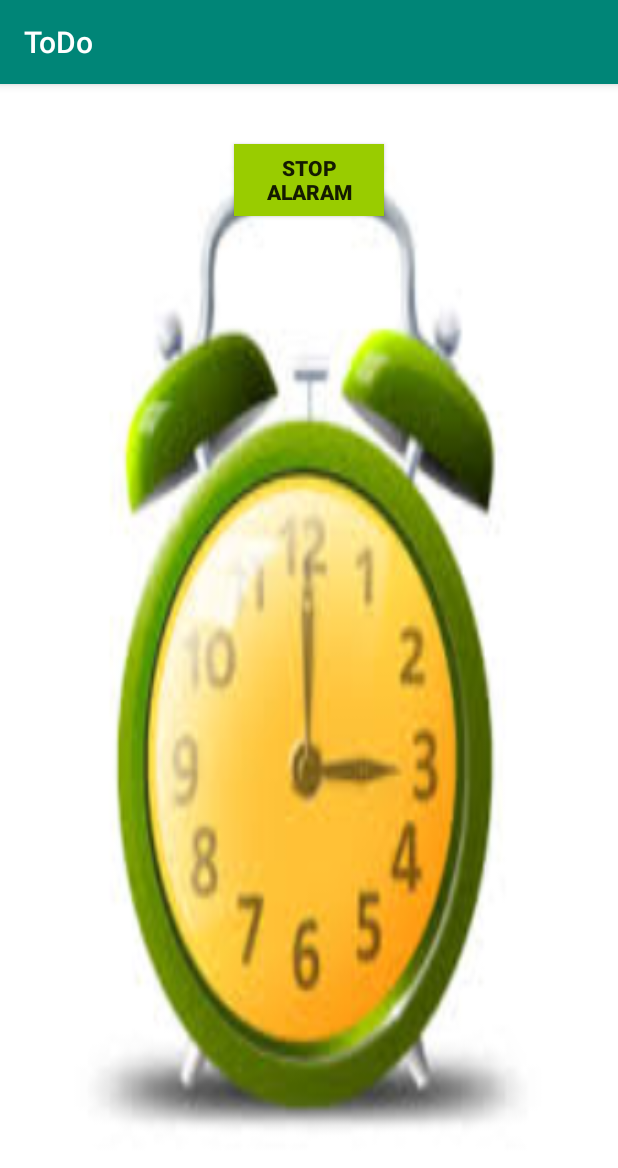
After one commit to AbhishekRajputs/Todo, an Android app: the NotificationActivity screen opened directly, with no data from a screen before it, on a phone screen of 412 x 824 dp. The commit adds this screen. Shown: the top 1168 px of the screen. Run offline under Robolectric (Android 15) with nearby library versions, the phone set to English and light mode, and no system bars.

Commit message:
implement the alarm clock

```diff
--- a/app/src/main/java/com/example/todo/BaseApp.kt
+++ b/app/src/main/java/com/example/todo/BaseApp.kt
@@ -5,6 +5,7 @@ import android.content.Context
 import android.content.Intent
 import android.os.Build
 import com.example.todo.alarmUtils.AlarmReciever
+import com.example.todo.alarmUtils.TriggerAlarm
 import timber.log.Timber
 import java.util.*
 
@@ -17,6 +18,10 @@ class BaseApp : Application() {
 
     override fun onCreate() {
         super.onCreate()
+
+
+
+
         Timber.plant(Timber.DebugTree())
 
         createNotificationChannel()
--- /dev/null
+++ b/app/src/main/java/com/example/todo/alarm/NotificationActivity.kt
@@ -0,0 +1,22 @@
+package com.example.todo.alarm
+
+import android.media.MediaPlayer
+import android.os.Bundle
+import android.provider.Settings
+import android.view.View
+import androidx.appcompat.app.AppCompatActivity
+import com.example.todo.R
+
+class NotificationActivity :AppCompatActivity() {
+
+    override fun onCreate(savedInstanceState: Bundle?) {
+        super.onCreate(savedInstanceState)
+        setContentView(R.layout.activity_notification)
+    }
+
+    fun stopAlarm(view: View) {
+
+
+    }
+
+}
--- a/app/src/main/java/com/example/todo/alarmUtils/TriggerAlarm.kt
+++ b/app/src/main/java/com/example/todo/alarmUtils/TriggerAlarm.kt
@@ -4,8 +4,7 @@ import android.app.AlarmManager
 import android.app.PendingIntent
 import android.content.Context
 import android.content.Intent
-import androidx.appcompat.app.AppCompatActivity
-import androidx.core.content.ContextCompat.getSystemService
+import com.example.todo.alarm.AlarmReceiver
 import java.util.*
 
 object TriggerAlarm {
@@ -13,7 +12,7 @@ object TriggerAlarm {
     fun triggerAlarm ( targetDateTime : Calendar,context: Context) {
 
         val alarmMgr = context.getSystemService(Context.ALARM_SERVICE) as AlarmManager
-        val intent = Intent(context, AlarmReciever::class.java)
+        val intent = Intent(context, AlarmReceiver::class.java)
         val pendingIntent = PendingIntent.getBroadcast(context, 0, intent, 0)
         // cal.add(Calendar.SECOND, 5);
         alarmMgr.setExact(AlarmManager.RTC_WAKEUP, targetDateTime.timeInMillis, pendingIntent)
--- /dev/null
+++ b/app/src/main/res/layout/activity_notification.xml
@@ -0,0 +1,20 @@
+<?xml version="1.0" encoding="utf-8"?>
+<LinearLayout
+    xmlns:android="http://schemas.android.com/apk/res/android" android:layout_width="match_parent"
+    android:layout_height="match_parent"
+    android:orientation="vertical"
+    android:background="@drawable/clock">
+
+    <Button
+        android:layout_width="100dp"
+        android:layout_height="wrap_content"
+        android:layout_gravity="center"
+        android:layout_marginTop="40dp"
+        android:text="stop alaram"
+        android:padding="5dp"
+        android:textStyle="bold"
+        android:onClick="stopAlarm"
+        android:background="@android:color/holo_green_light"/>
+
+
+</LinearLayout>
```
Also changed, not shown: app/src/main/AndroidManifest.xml (+21 -8 lines), app/src/main/java/com/example/todo/addEvent/AddEventActivity.kt (+29 -1 lines), app/src/main/java/com/example/todo/alarm/AlarmReceiver.kt (added, +56 -0 lines), app/src/main/java/com/example/todo/alarm/AlarmTrigger.kt (added, +61 -0 lines), app/src/main/res/layout/activity_add_event.xml (+23 -0 lines), app/src/main/res/layout/activity_alaram_trigger.xml (added, +39 -0 lines), app/src/main/res/drawable/clock.jpeg (added).
